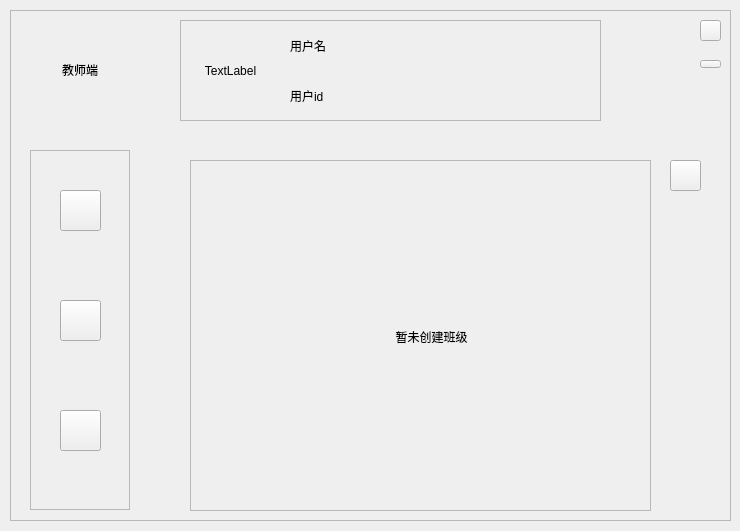
Above: teacher_main.ui from duoaidaoc/word-memorize-software before the change. Below: the same form after it.
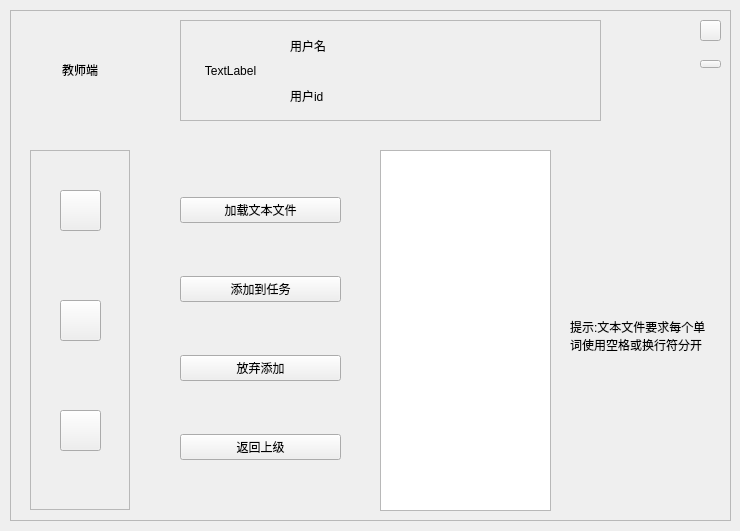
That is the form after the change.

Commit message: 上传文本文件完成

Diff of the .ui file:
```diff
--- a/teacher_main.ui
+++ b/teacher_main.ui
@@ -186,7 +186,7 @@
      </rect>
     </property>
     <property name="currentIndex">
-     <number>1</number>
+     <number>7</number>
     </property>
     <widget class="QWidget" name="teacher_info_page">
      <widget class="QFrame" name="detail_frame">
@@ -335,7 +335,7 @@
        <widget class="QLabel" name="class_label">
         <property name="geometry">
          <rect>
-          <x>170</x>
+          <x>150</x>
           <y>150</y>
           <width>141</width>
           <height>51</height>
@@ -922,6 +922,74 @@
      <zorder>scrollArea_task_view</zorder>
      <zorder>label_task_content</zorder>
     </widget>
+    <widget class="QWidget" name="page">
+     <widget class="QTableView" name="tableView">
+      <property name="geometry">
+       <rect>
+        <x>210</x>
+        <y>10</y>
+        <width>171</width>
+        <height>361</height>
+       </rect>
+      </property>
+     </widget>
+     <widget class="QLabel" name="label_tips">
+      <property name="geometry">
+       <rect>
+        <x>400</x>
+        <y>20</y>
+        <width>141</width>
+        <height>351</height>
+       </rect>
+      </property>
+      <property name="text">
+       <string>提示:文本文件要求每个单词使用空格或换行符分开</string>
+      </property>
+      <property name="wordWrap">
+       <bool>true</bool>
+      </property>
+     </widget>
+     <widget class="QWidget" name="">
+      <property name="geometry">
+       <rect>
+        <x>10</x>
+        <y>10</y>
+        <width>161</width>
+        <height>361</height>
+       </rect>
+      </property>
+      <layout class="QVBoxLayout" name="verticalLayout_2">
+       <item>
+        <widget class="QPushButton" name="btn_loadtxt">
+         <property name="text">
+          <string>加载文本文件</string>
+         </property>
+        </widget>
+       </item>
+       <item>
+        <widget class="QPushButton" name="btn_addtotask">
+         <property name="text">
+          <string>添加到任务</string>
+         </property>
+        </widget>
+       </item>
+       <item>
+        <widget class="QPushButton" name="btn_discard">
+         <property name="text">
+          <string>放弃添加</string>
+         </property>
+        </widget>
+       </item>
+       <item>
+        <widget class="QPushButton" name="btn_ret">
+         <property name="text">
+          <string>返回上级</string>
+         </property>
+        </widget>
+       </item>
+      </layout>
+     </widget>
+    </widget>
    </widget>
    <widget class="QLabel" name="label_teacher_main_pic">
     <property name="geometry">
```
Left out of the diff: 2 changed lines with no effect on the pictures. The commit also changes 32 other files.
